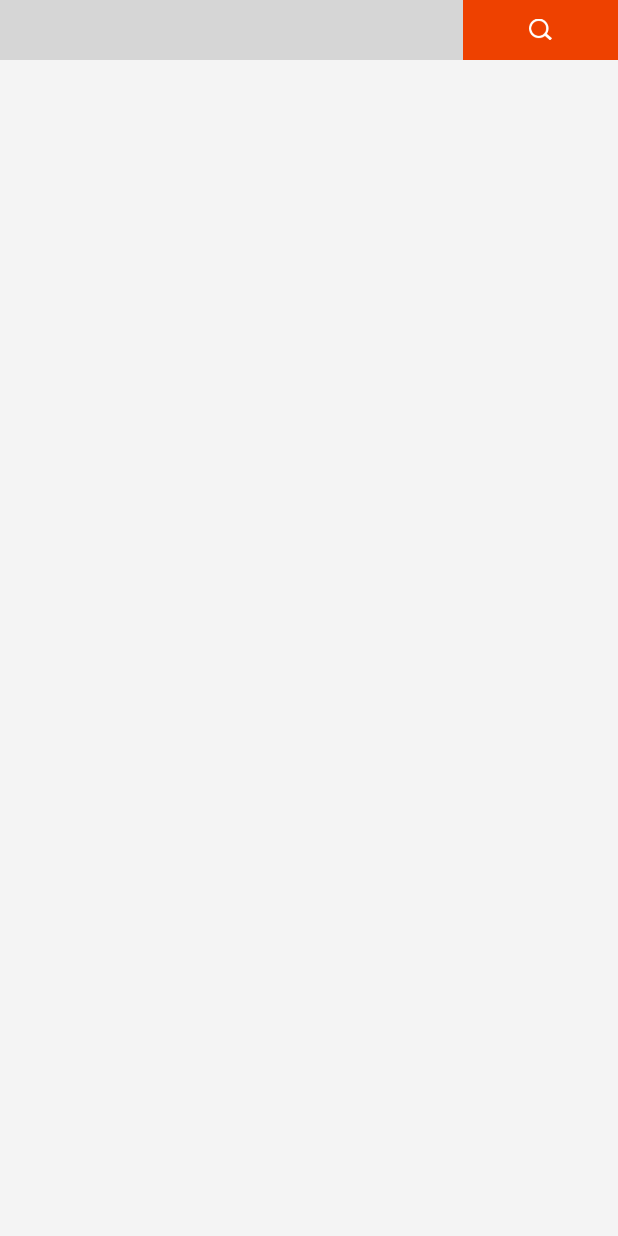
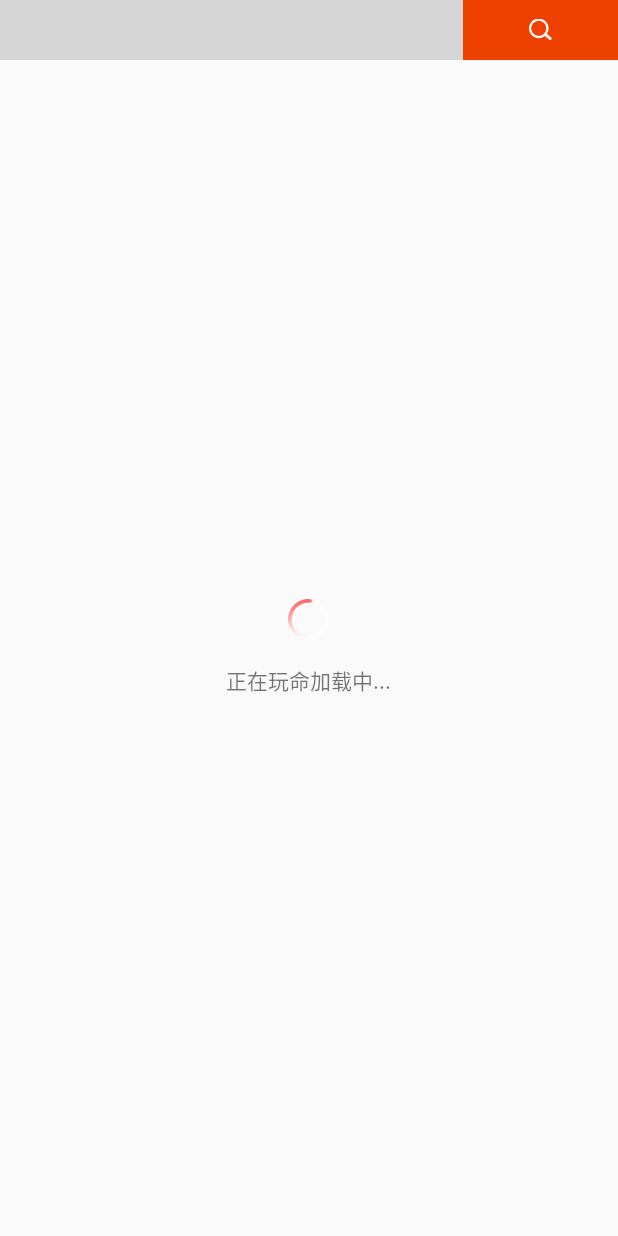
Before and after one commit to jimingxin/DemoXMLY, an Android app: the screen it shows after launch (MainActivity), on a phone screen of 412 x 824 dp. Run offline under Robolectric (Android 15) with nearby library versions, the phone set to English and light mode, and no system bars; our stand-ins replace Picasso; libraries missing offline, so code that uses them is left out: com.lcodecore.tkrefreshlayout, net.lucode.hackware; plain views replace MagicIndicator, TwinklingRefreshLayout; 9 statements that could not run were skipped; grey boxes are pictures that could not be loaded.

Commit message:
加载状态页面完成

```diff
--- a/app/src/main/java/com/demo/demoxmly/MainActivity.java
+++ b/app/src/main/java/com/demo/demoxmly/MainActivity.java
@@ -23,7 +23,7 @@ import net.lucode.hackware.magicindicator.buildins.commonnavigator.CommonNavigat
 import java.util.List;
 
 
-public class MainActivity extends FragmentActivity implements IRecommendViewCallback {
+public class MainActivity extends FragmentActivity  {
 
     private static final String TAG = "MainActivity";
     private MagicIndicator mMagicIndicator;
@@ -95,8 +95,4 @@ public class MainActivity extends FragmentActivity implements IRecommendViewCall
     }
 
 
-    @Override
-    public void onRecomendListLoaded(List<Album> result) {
-
-    }
 }
--- a/app/src/main/java/com/demo/demoxmly/fragments/RecommendFragment.java
+++ b/app/src/main/java/com/demo/demoxmly/fragments/RecommendFragment.java
@@ -15,6 +15,7 @@ import com.demo.demoxmly.adapters.AlbumListAdapter;
 import com.demo.demoxmly.base.BaseFragment;
 import com.demo.demoxmly.interfaces.IRecommendViewCallback;
 import com.demo.demoxmly.presenters.RecommendPresenter;
+import com.demo.demoxmly.views.UILoader;
 import com.lcodecore.tkrefreshlayout.TwinklingRefreshLayout;
 import com.ximalaya.ting.android.opensdk.model.album.Album;
 
@@ -38,9 +39,32 @@ public class RecommendFragment extends BaseFragment implements IRecommendViewCal
     private RecyclerView mREcommendRv;
     private AlbumListAdapter mRecommendListAdapter;
     private RecommendPresenter mRecommendPresenter;
+    private UILoader mUiLoader;
 
     @Override
-    protected View onSubViewLoaded(LayoutInflater layoutInflater, ViewGroup container) {
+    protected View onSubViewLoaded(final LayoutInflater layoutInflater, ViewGroup container) {
+
+        mUiLoader = new UILoader(getContext()) {
+            @Override
+            protected View getSuccessView(ViewGroup container) {
+                View mRootView = createSuccessView(layoutInflater,container);
+                return mRootView;
+            }
+        };
+
+        // 获取逻辑层
+        mRecommendPresenter = RecommendPresenter.getInstance();
+        mRecommendPresenter.registerViewCallback(this);
+        mRecommendPresenter.getRecommendList();
+
+        if (mUiLoader.getParent() instanceof ViewGroup){
+            ((ViewGroup)mUiLoader.getParent()).removeView(mUiLoader);
+        }
+
+        return mUiLoader;
+    }
+
+    private View createSuccessView(LayoutInflater layoutInflater,ViewGroup container) {
         /*
         *inflate里面把ViewGroup传进去了，因为每一个View只能有一个父view即parentView。当container不为空时，比如此fragment所待在的activity的layout。
         * 而onCreateView中返回的view是给ViewPager使用的，所以就会出现这个view有两个parentView－即activity的layout和viewPager，
@@ -73,17 +97,20 @@ public class RecommendFragment extends BaseFragment implements IRecommendViewCal
             }
         });
 
-        // 获取逻辑层
-        mRecommendPresenter = RecommendPresenter.getInstance();
-        mRecommendPresenter.registerViewCallback(this);
-        mRecommendPresenter.getRecommendList();
+
         return mRootView;
     }
 
     @Override
     public void onRecomendListLoaded(List<Album> result) {
+
         mRecommendListAdapter.setData(result);
+        mUiLoader.updateStatus(UILoader.UIStatus.SUCCESS);
+    }
 
+    @Override
+    public void onLoading() {
+        mUiLoader.updateStatus(UILoader.UIStatus.LOADING);
     }
 
     @Override
--- a/app/src/main/java/com/demo/demoxmly/interfaces/IRecommendViewCallback.java
+++ b/app/src/main/java/com/demo/demoxmly/interfaces/IRecommendViewCallback.java
@@ -19,4 +19,7 @@ public interface IRecommendViewCallback {
      * @param result the result
      */
     void onRecomendListLoaded(List<Album> result);
+
+
+    void onLoading();
 }
--- a/app/src/main/java/com/demo/demoxmly/presenters/RecommendPresenter.java
+++ b/app/src/main/java/com/demo/demoxmly/presenters/RecommendPresenter.java
@@ -58,6 +58,12 @@ public class RecommendPresenter implements IRecommendPresenter {
 
     @Override
     public void getRecommendList() {
+        if (mRecommendList != null && mRecommendList.size() > 0){
+            handlerRecommendResult(mRecommendList);
+            return;
+        }
+
+        updateLoading();
         XimalayApi ximalayApi = XimalayApi.getXimalayApi();
         ximalayApi.getRecommendList(new IDataCallBack<GussLikeAlbumList>() {
             @Override
@@ -74,6 +80,12 @@ public class RecommendPresenter implements IRecommendPresenter {
                 LogUtil.d(TAG,"error:"+s);
             }
         });
+    }
+
+    private void updateLoading() {
+        for (IRecommendViewCallback callback : mCallbacks){
+            callback.onLoading();
+        }
     }
 
     private void handlerRecommendResult(List<Album> mRecommendList) {
--- /dev/null
+++ b/app/src/main/java/com/demo/demoxmly/views/LoadingView.java
@@ -0,0 +1,67 @@
+package com.demo.demoxmly.views;
+
+import android.annotation.SuppressLint;
+import android.content.Context;
+import android.graphics.Canvas;
+import android.util.AttributeSet;
+import android.widget.ImageView;
+
+import androidx.annotation.Nullable;
+
+import com.demo.demoxmly.R;
+
+@SuppressLint("AppCompatCustomView")
+public class LoadingView extends ImageView {
+    private boolean mNeedRote = false;
+    private int rotateDegree;
+
+    public LoadingView(Context context) {
+        this(context,null);
+    }
+
+    public LoadingView(Context context, @Nullable AttributeSet attrs) {
+        this(context, attrs,0);
+    }
+
+    public LoadingView(Context context, @Nullable AttributeSet attrs, int defStyleAttr) {
+        super(context, attrs, defStyleAttr);
+
+        setImageResource(R.mipmap.loading);
+    }
+
+    @Override
+    protected void onAttachedToWindow() {
+        super.onAttachedToWindow();
+        mNeedRote = true;
+        // 绑定到window的时候
+        post(new Runnable() {
+            @Override
+            public void run() {
+                rotateDegree += 30;
+                rotateDegree = rotateDegree<=360?rotateDegree:0;
+                invalidate();
+
+                // 是否继续旋转
+                if (mNeedRote){
+                    postDelayed(this,100);
+                }
+            }
+        });
+
+    }
+
+    @Override
+    protected void onDetachedFromWindow() {
+        super.onDetachedFromWindow();
+        mNeedRote = false;
+    }
+
+    @Override
+    protected void onDraw(Canvas canvas) {
+
+
+        canvas.rotate(rotateDegree,getWidth()/2,getHeight()/2);
+        super.onDraw(canvas);
+
+    }
+}
--- /dev/null
+++ b/app/src/main/java/com/demo/demoxmly/views/UILoader.java
@@ -0,0 +1,104 @@
+package com.demo.demoxmly.views;
+
+import android.content.Context;
+import android.util.AttributeSet;
+import android.view.LayoutInflater;
+import android.view.View;
+import android.view.ViewGroup;
+import android.widget.FrameLayout;
+
+import androidx.annotation.NonNull;
+import androidx.annotation.Nullable;
+
+import com.demo.demoxmly.R;
+import com.demo.demoxmly.base.BaseApplication;
+
+public abstract class UILoader extends FrameLayout {
+
+    private View mLoadingView;
+    private View mSuccessView;
+    private View mNetworkErrorView;
+    private View mEmptyView;
+
+    public enum UIStatus {
+        LOADING, SUCCESS, NETWORK_ERROR, EMPTY, NONE
+    }
+
+    public UIStatus mCurrentStatus = UIStatus.NONE;
+
+    public UILoader(@NonNull Context context) {
+        this(context, null);
+    }
+
+    public UILoader(@NonNull Context context, @Nullable AttributeSet attrs) {
+        this(context, attrs, 0);
+    }
+
+    public UILoader(@NonNull Context context, @Nullable AttributeSet attrs, int defStyleAttr) {
+        super(context, attrs, defStyleAttr);
+
+        init();
+    }
+
+    public void updateStatus(UIStatus status){
+        mCurrentStatus = status;
+        BaseApplication.getHandler().post(new Runnable() {
+            @Override
+            public void run() {
+                switchUIByCurrentStatus();
+            }
+        });
+    }
+
+    private void init() {
+        switchUIByCurrentStatus();
+    }
+
+    private void switchUIByCurrentStatus() {
+        // 加载中
+        if (mLoadingView == null) {
+            mLoadingView = getLoadingView();
+            addView(mLoadingView);
+        }
+
+        // 根据状态设置是否可见
+        mLoadingView.setVisibility(mCurrentStatus == UIStatus.LOADING ? VISIBLE : GONE);
+
+        // 成功
+        if (mSuccessView == null) {
+            mSuccessView = getSuccessView(this);
+            addView(mSuccessView);
+        }
+        mSuccessView.setVisibility(mCurrentStatus==UIStatus.SUCCESS?VISIBLE:GONE);
+
+
+        // 网络错误页面
+        if (mNetworkErrorView == null) {
+            mNetworkErrorView = getNetworkErrorView();
+            addView(mNetworkErrorView);
+        }
+        mNetworkErrorView.setVisibility(mCurrentStatus==UIStatus.NETWORK_ERROR?VISIBLE:GONE);
+
+        if (mEmptyView == null) {
+            mEmptyView = getEmptyView();
+            addView(mEmptyView);
+        }
+        mEmptyView.setVisibility(mCurrentStatus==UIStatus.EMPTY?VISIBLE:GONE);
+    }
+
+    private View getEmptyView() {
+        return LayoutInflater.from(getContext()).inflate(R.layout.fragment_empty_view,this,false);
+    }
+
+    private View getNetworkErrorView() {
+        View networkErrorView = LayoutInflater.from(getContext()).inflate(R.layout.fragment_error_view,this,false);
+
+        return networkErrorView;
+    }
+
+    protected abstract View getSuccessView(ViewGroup container);
+
+    private View getLoadingView() {
+        return LayoutInflater.from(getContext()).inflate(R.layout.frame_loading_view, this, false);
+    }
+}
--- /dev/null
+++ b/app/src/main/res/layout/frame_loading_view.xml
@@ -0,0 +1,25 @@
+<?xml version="1.0" encoding="utf-8"?>
+<RelativeLayout xmlns:android="http://schemas.android.com/apk/res/android"
+    android:layout_width="match_parent"
+    android:layout_height="match_parent">
+
+    <LinearLayout
+        android:layout_width="wrap_content"
+        android:layout_height="wrap_content"
+        android:layout_centerInParent="true"
+        android:gravity="center"
+        android:orientation="vertical">
+
+        <com.demo.demoxmly.views.LoadingView
+            android:layout_width="@dimen/dp_24"
+            android:layout_height="@dimen/dp_24"/>
+
+        <TextView
+            android:layout_width="wrap_content"
+            android:layout_height="wrap_content"
+            android:layout_marginTop="@dimen/dp_14"
+            android:text="正在玩命加载中..."/>
+
+
+    </LinearLayout>
+</RelativeLayout>
```
Also changed, not shown: app/src/main/res/layout/fragment_empty_view.xml (added, +28 -0 lines), app/src/main/res/layout/fragment_error_view.xml (added, +26 -0 lines).
